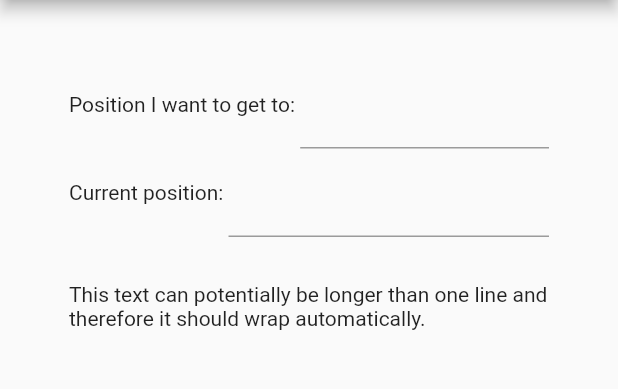
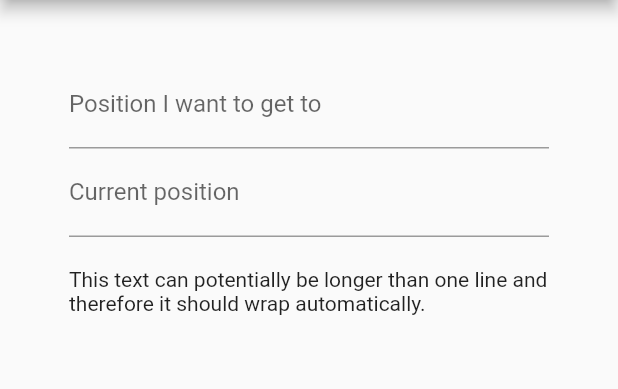
Before and after one commit to walles/waitinator, a Flutter app: the screen it shows after launch, on a phone screen of 412 x 824 dp, the part 84-473 px from its top. Run offline on Flutter 3.47's test engine with Material 2 defaults, Android fonts, the phone set to English and light mode, and no system bars.

Commit message:
Simplify layout

```diff
--- a/lib/main.dart
+++ b/lib/main.dart
@@ -31,7 +31,7 @@ class WaitinatorApp extends StatelessWidget {
                     _currentPosition(),
                     const SizedBox(
                         height:
-                            30 // FIXME: What is the unit here? How will this look on different devices?
+                            20 // FIXME: What is the unit here? How will this look on different devices?
                         ),
                     _explanation(),
                   ],
@@ -42,14 +42,9 @@ class WaitinatorApp extends StatelessWidget {
 
   /// "Number I want to get to: ___"
   Widget _positionIWantToGetTo() {
-    return Row(
-      children: [
-        const Text("Position I want to get to: "),
-        Expanded(
-            child: TextField(
+    return TextField(
       decoration: const InputDecoration(
-              labelText:
-                  "", // Intentionally blank to hide hintText until clicked
+          labelText: "Position I want to get to",
           hintText: "Can be 0 if counting down"),
       keyboardType: TextInputType.number,
       inputFormatters: <TextInputFormatter>[
@@ -58,23 +53,15 @@ class WaitinatorApp extends StatelessWidget {
         // I don't expect more than three digits really, but if we allow up
         // to 5 we shouldn't be limiting anybody.
         LengthLimitingTextInputFormatter(5),
-          ], // Only numbers can be entered
-        )),
       ],
     );
   }
 
   /// "Current position: ___"
   Widget _currentPosition() {
-    return Row(
-      children: [
-        const Text("Current position: "),
-        Expanded(
-            child: TextField(
-          decoration: const InputDecoration(
-              labelText:
-                  "", // Intentionally blank to hide hintText until clicked
-              hintText: "123"),
+    return TextField(
+      decoration:
+          const InputDecoration(labelText: "Current position", hintText: "123"),
       keyboardType: TextInputType.number,
       inputFormatters: <TextInputFormatter>[
         FilteringTextInputFormatter.digitsOnly,
@@ -83,8 +70,6 @@ class WaitinatorApp extends StatelessWidget {
         // to 5 we shouldn't be limiting anybody.
         LengthLimitingTextInputFormatter(5),
       ], // Only numbers can be entered
-        )),
-      ],
     );
   }
 
```
Lines whose indentation alone changed are shown as unchanged.
